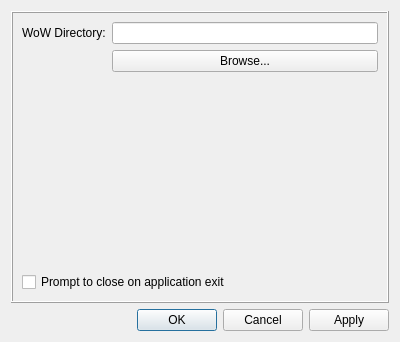
This is ui/windows/settings.ui in PaulCanada/wow-addon-updater as Qt 5 draws it before an edit. The edited form follows.
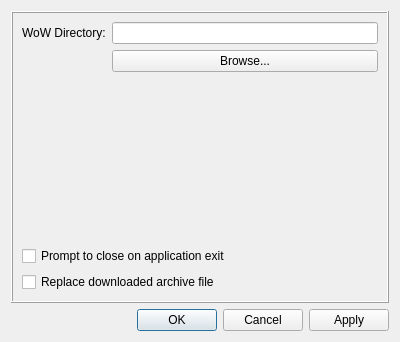
This is the edited form. Icons and pictures are not drawn.

Commit message: Add UI handle to enable removing old archives when downloading updates.

```diff
--- a/ui/windows/settings.ui
+++ b/ui/windows/settings.ui
@@ -82,6 +82,13 @@
         </property>
        </spacer>
       </item>
+      <item row="4" column="0" colspan="2">
+       <widget class="QCheckBox" name="cboxReplaceArchive">
+        <property name="text">
+         <string>Replace downloaded archive file </string>
+        </property>
+       </widget>
+      </item>
      </layout>
     </widget>
    </item>
```
Left out of the diff: 4 changed lines with no effect on the pictures. The commit also changes 1 other file.
